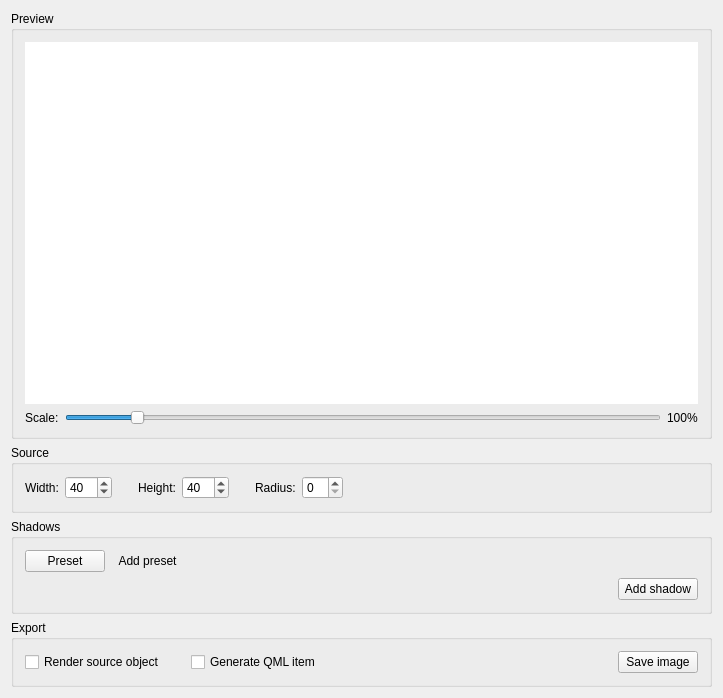
This is src/MainWindow.ui in cyberbobs/shadow-image-generator as Qt 5 draws it before an edit. The edited form follows.
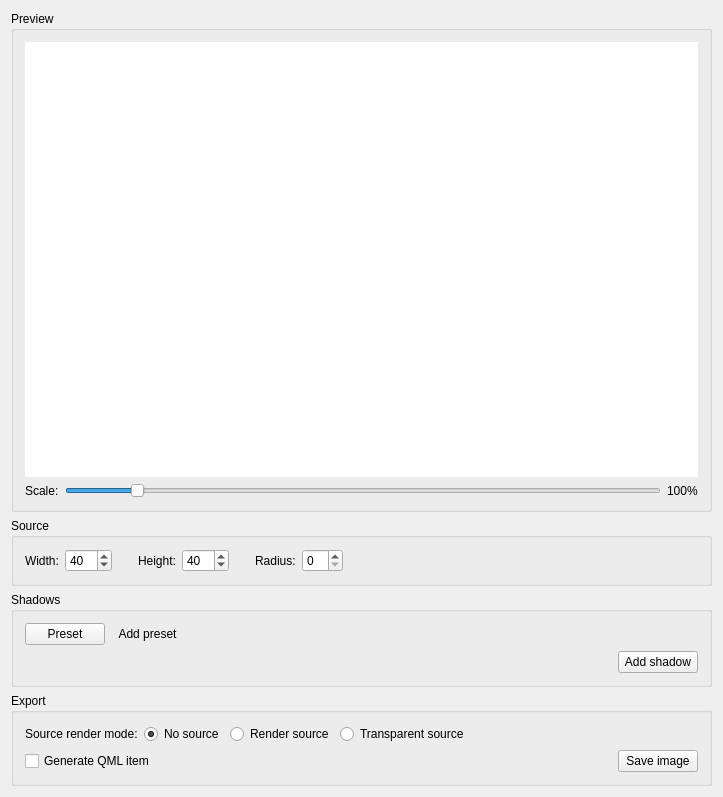
This is the edited form. Icons and pictures are not drawn.

Commit message: Option to make base item region transparent

```diff
--- a/src/MainWindow.ui
+++ b/src/MainWindow.ui
@@ -7,7 +7,7 @@
     <x>0</x>
     <y>0</y>
     <width>723</width>
-    <height>698</height>
+    <height>797</height>
    </rect>
   </property>
   <property name="windowTitle">
@@ -273,11 +273,35 @@
       </property>
       <layout class="QVBoxLayout" name="verticalLayout_4">
        <item>
-        <layout class="QHBoxLayout" name="horizontalLayout">
+        <layout class="QHBoxLayout" name="horizontalLayout_6">
          <item>
-          <widget class="QCheckBox" name="renderSourceCheckBox">
+          <widget class="QLabel" name="label">
            <property name="text">
-            <string>Render source object</string>
+            <string>Source render mode:</string>
+           </property>
+          </widget>
+         </item>
+         <item>
+          <widget class="QRadioButton" name="noSourceRadio">
+           <property name="text">
+            <string>No source</string>
+           </property>
+           <property name="checked">
+            <bool>true</bool>
+           </property>
+          </widget>
+         </item>
+         <item>
+          <widget class="QRadioButton" name="renderSourceRadio">
+           <property name="text">
+            <string>Render source</string>
+           </property>
+          </widget>
+         </item>
+         <item>
+          <widget class="QRadioButton" name="transparentSourceRadio">
+           <property name="text">
+            <string>Transparent source</string>
            </property>
           </widget>
          </item>
@@ -286,17 +310,18 @@
            <property name="orientation">
             <enum>Qt::Horizontal</enum>
            </property>
-           <property name="sizeType">
-            <enum>QSizePolicy::Fixed</enum>
-           </property>
            <property name="sizeHint" stdset="0">
             <size>
-             <width>20</width>
+             <width>40</width>
              <height>20</height>
             </size>
            </property>
           </spacer>
          </item>
+        </layout>
+       </item>
+       <item>
+        <layout class="QHBoxLayout" name="horizontalLayout">
          <item>
           <widget class="QCheckBox" name="generateQmlCheckBox">
            <property name="text">
```
Left out of the diff: 9 changed lines with no effect on the pictures. The commit also changes 2 other files.
